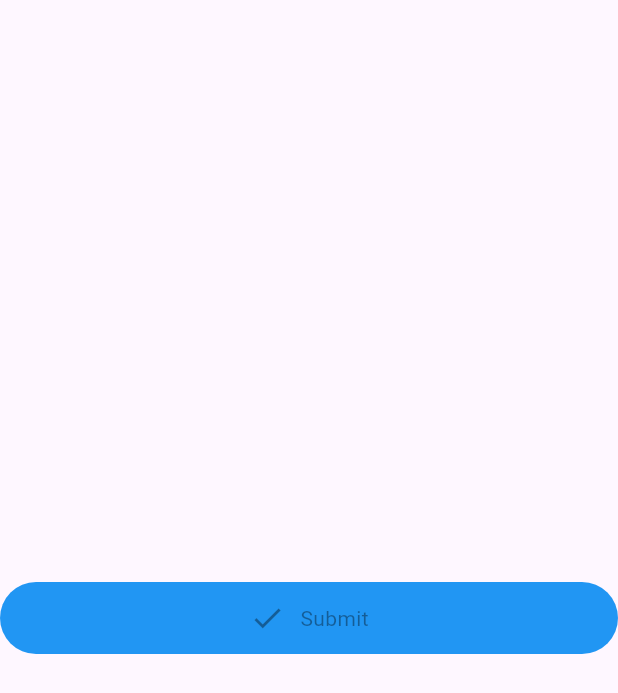
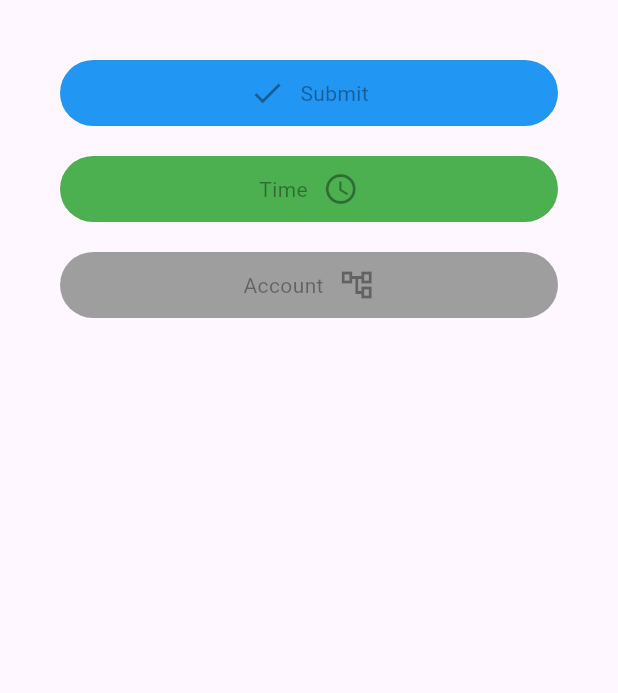
Before and after one commit to l0kiSus/W6---Homework, a Flutter app: the screen it shows after launch, on a phone screen of 412 x 824 dp. Shown: the top 693 px of the screen. Run offline on Flutter 3.47's test engine with Material 3 defaults, Android fonts, the phone set to English and light mode, and no system bars.

Commit message:
finished ex2

```diff
--- a/lib/ex2_buttons.dart
+++ b/lib/ex2_buttons.dart
@@ -13,29 +13,101 @@ void main() {
       debugShowCheckedModeBanner: false,
       home: Scaffold(
         body: Center(
-          child: Container(
-            width: 500,
-            padding: EdgeInsets.all(12),
-            decoration: BoxDecoration(
-              color: Colors.blue,
-              borderRadius: BorderRadius.circular(30),
+          child: Padding(
+            padding: EdgeInsets.symmetric(vertical: 40),
+            child: Column(
+              crossAxisAlignment: CrossAxisAlignment.center,
+              children: [
+                CustomButton(
+                  label: 'Submit',
+                  icon: Icons.check
+                ),
+                SizedBox(height: 20),
+                CustomButton(
+                  label: 'Time',
+                  icon: Icons.access_time,
+                  iconPosition: IconPosition.right,
+                  type: ButtonType.secondary,
+                ),
+                SizedBox(height: 20),
+                CustomButton(
+                  label: 'Account',
+                  icon: Icons.account_tree_outlined,
+                  iconPosition: IconPosition.right,
+                  type: ButtonType.disabled,
+                ),
+              ],
             ),
-            child: Row(
-              mainAxisAlignment: MainAxisAlignment.center,
-              children: [
-                Icon(Icons.check, color: Colors.black38,),
-                SizedBox(width: 10),
-                Text(
-                  'Submit',
-                  style: TextStyle(
-                    color: Colors.black38,
-                  )
-                )
-              ],
-            )
           ),
         ), // YOUR CODE
       ),
     ),
   );
 }
+
+class CustomButton extends StatelessWidget {
+  final String label;
+  final IconData icon;
+  final IconPosition iconPosition;
+  final ButtonType type;
+
+  const CustomButton({
+    super.key,
+    required this.label,
+    required this.icon,
+    this.iconPosition = IconPosition.left,
+    this.type = ButtonType.primary,
+  });
+
+  @override
+  Widget build(BuildContext context) {
+    Color buttonColor;
+    List<Widget> buttonChildren;
+
+    if(type == ButtonType.primary) {
+          buttonColor = Colors.blue;
+        } else if(type == ButtonType.secondary) {
+          buttonColor = Colors.green;
+        } else {
+          buttonColor = Colors.grey;
+        }
+
+    if(iconPosition == IconPosition.left) {
+      buttonChildren = [
+        Icon(icon, color: Colors.black38),
+        SizedBox(width: 10),
+        Text(
+          label,
+          style: TextStyle(
+            color: Colors.black38,
+          )
+        ),
+      ];
+    } else {
+      buttonChildren = [
+        Text(
+          label,
+          style: TextStyle(
+            color: Colors.black38,
+          )
+        ),
+        SizedBox(width: 10),
+        Icon(icon, color: Colors.black38),
+      ];
+    }
+
+    return Container(
+      margin: EdgeInsets.symmetric(horizontal: 40),
+      width: 500,
+      padding: EdgeInsets.all(10),
+      decoration: BoxDecoration(
+        color: buttonColor,
+        borderRadius: BorderRadius.circular(30),
+      ),
+      child: Row(
+        mainAxisAlignment: MainAxisAlignment.center,
+        children: buttonChildren,
+      ),
+    );
+  }
+}
```
